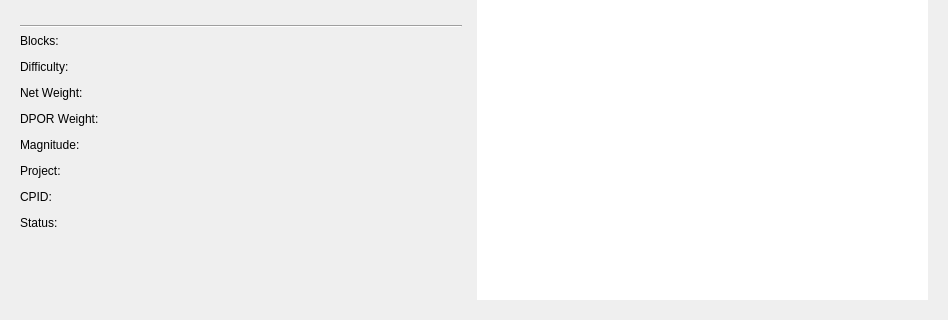
Old version of the form src/qt/forms/overviewpage.ui in the repository gridcoin-community/Gridcoin-Research; both pictures show x 0 to 948 and y 200 to 520 of the 948 by 520 pixel window.
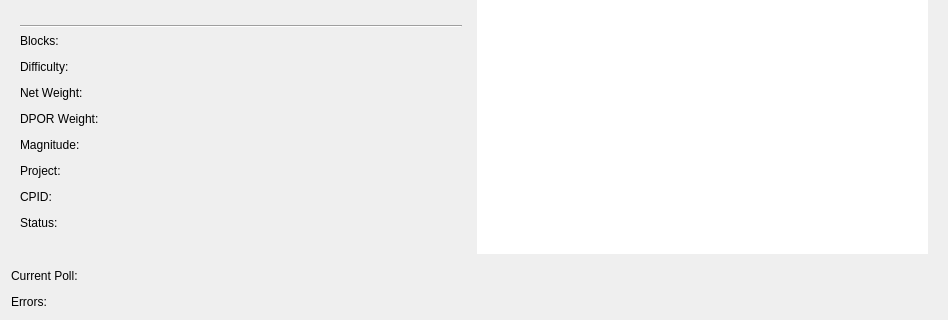
New version of the form.

Commit message: Several gui related changes * remove msMiningErrors3 and the "tally" entry in getInfo * rename msMiningErrors2 * change layout of overview page * remove msGLobalStats

What changed in the file:
```diff
--- a/src/qt/forms/overviewpage.ui
+++ b/src/qt/forms/overviewpage.ui
@@ -554,6 +554,47 @@
      </item>
     </layout>
    </item>
+   <item>
+    <layout class="QFormLayout" name="formLayout_3">
+     <property name="fieldGrowthPolicy">
+      <enum>QFormLayout::AllNonFixedFieldsGrow</enum>
+     </property>
+     <property name="horizontalSpacing">
+      <number>12</number>
+     </property>
+     <property name="verticalSpacing">
+      <number>12</number>
+     </property>
+     <item row="0" column="0">
+      <widget class="QLabel" name="label_9">
+       <property name="text">
+        <string>Current Poll:</string>
+       </property>
+      </widget>
+     </item>
+     <item row="0" column="1">
+      <widget class="QLabel" name="labelPoll">
+       <property name="text">
+        <string notr="true"/>
+       </property>
+      </widget>
+     </item>
+     <item row="1" column="0">
+      <widget class="QLabel" name="label_17">
+       <property name="text">
+        <string>Errors:</string>
+       </property>
+      </widget>
+     </item>
+     <item row="1" column="1">
+      <widget class="QLabel" name="labelErrors">
+       <property name="text">
+        <string/>
+       </property>
+      </widget>
+     </item>
+    </layout>
+   </item>
   </layout>
  </widget>
  <resources/>
```
The commit also changes 6 other files.
